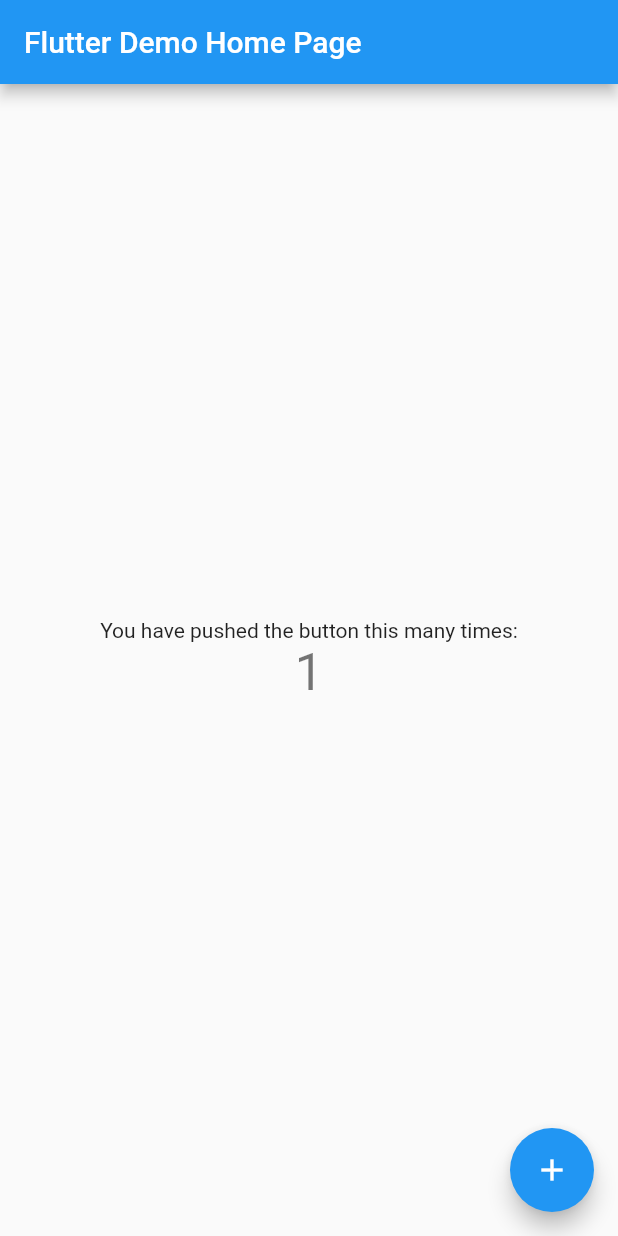
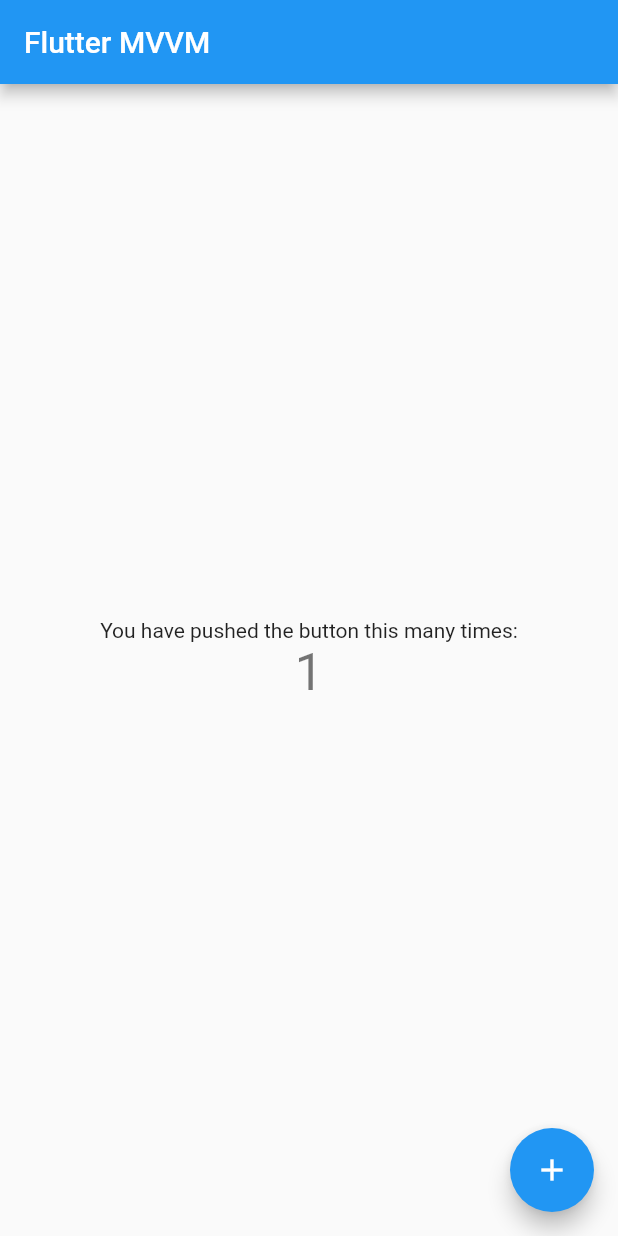
Before and after one commit to sugimoto-0419/flutter, a Flutter app: the screen it shows after launch, after a tap on the "add" icon, on a phone screen of 412 x 824 dp. Run offline on Flutter 3.47's test engine with Material 2 defaults, Android fonts, the phone set to English and light mode, and no system bars; our stand-ins replace flutter_riverpod, freezed_annotation; generated files the repository leaves out were written again.

Commit message:
main.dartの変更

```diff
--- a/flutter_sample/lib/main.dart
+++ b/flutter_sample/lib/main.dart
@@ -1,115 +1,27 @@
 import 'package:flutter/material.dart';
 
+import 'package:flutter_riverpod/flutter_riverpod.dart';
+
+import 'view/home_page.dart';
+
 void main() {
-  runApp(const MyApp());
+  runApp(
+    const ProviderScope(
+      child: MyApp(),
+    ),
+  );
 }
 
 class MyApp extends StatelessWidget {
   const MyApp({Key? key}) : super(key: key);
 
-  // This widget is the root of your application.
   @override
   Widget build(BuildContext context) {
     return MaterialApp(
-      title: 'Flutter Demo',
       theme: ThemeData(
-        // This is the theme of your application.
-        //
-        // Try running your application with "flutter run". You'll see the
-        // application has a blue toolbar. Then, without quitting the app, try
-        // changing the primarySwatch below to Colors.green and then invoke
-        // "hot reload" (press "r" in the console where you ran "flutter run",
-        // or simply save your changes to "hot reload" in a Flutter IDE).
-        // Notice that the counter didn't reset back to zero; the application
-        // is not restarted.
         primarySwatch: Colors.blue,
       ),
-      home: const MyHomePage(title: 'Flutter Demo Home Page'),
+      home: const HomePage(),
     );
   }
 }
-
-class MyHomePage extends StatefulWidget {
-  const MyHomePage({Key? key, required this.title}) : super(key: key);
-
-  // This widget is the home page of your application. It is stateful, meaning
-  // that it has a State object (defined below) that contains fields that affect
-  // how it looks.
-
-  // This class is the configuration for the state. It holds the values (in this
-  // case the title) provided by the parent (in this case the App widget) and
-  // used by the build method of the State. Fields in a Widget subclass are
-  // always marked "final".
-
-  final String title;
-
-  @override
-  State<MyHomePage> createState() => _MyHomePageState();
-}
-
-class _MyHomePageState extends State<MyHomePage> {
-  int _counter = 0;
-
-  void _incrementCounter() {
-    setState(() {
-      // This call to setState tells the Flutter framework that something has
-      // changed in this State, which causes it to rerun the build method below
-      // so that the display can reflect the updated values. If we changed
-      // _counter without calling setState(), then the build method would not be
-      // called again, and so nothing would appear to happen.
-      _counter++;
-    });
-  }
-
-  @override
-  Widget build(BuildContext context) {
-    // This method is rerun every time setState is called, for instance as done
-    // by the _incrementCounter method above.
-    //
-    // The Flutter framework has been optimized to make rerunning build methods
-    // fast, so that you can just rebuild anything that needs updating rather
-    // than having to individually change instances of widgets.
-    return Scaffold(
-      appBar: AppBar(
-        // Here we take the value from the MyHomePage object that was created by
-        // the App.build method, and use it to set our appbar title.
-        title: Text(widget.title),
-      ),
-      body: Center(
-        // Center is a layout widget. It takes a single child and positions it
-        // in the middle of the parent.
-        child: Column(
-          // Column is also a layout widget. It takes a list of children and
-          // arranges them vertically. By default, it sizes itself to fit its
-          // children horizontally, and tries to be as tall as its parent.
-          //
-          // Invoke "debug painting" (press "p" in the console, choose the
-          // "Toggle Debug Paint" action from the Flutter Inspector in Android
-          // Studio, or the "Toggle Debug Paint" command in Visual Studio Code)
-          // to see the wireframe for each widget.
-          //
-          // Column has various properties to control how it sizes itself and
-          // how it positions its children. Here we use mainAxisAlignment to
-          // center the children vertically; the main axis here is the vertical
-          // axis because Columns are vertical (the cross axis would be
-          // horizontal).
-          mainAxisAlignment: MainAxisAlignment.center,
-          children: <Widget>[
-            const Text(
-              'You have pushed the button this many times:',
-            ),
-            Text(
-              '$_counter',
-              style: Theme.of(context).textTheme.headline4,
-            ),
-          ],
-        ),
-      ),
-      floatingActionButton: FloatingActionButton(
-        onPressed: _incrementCounter,
-        tooltip: 'Increment',
-        child: const Icon(Icons.add),
-      ), // This trailing comma makes auto-formatting nicer for build methods.
-    );
-  }
-}
```
